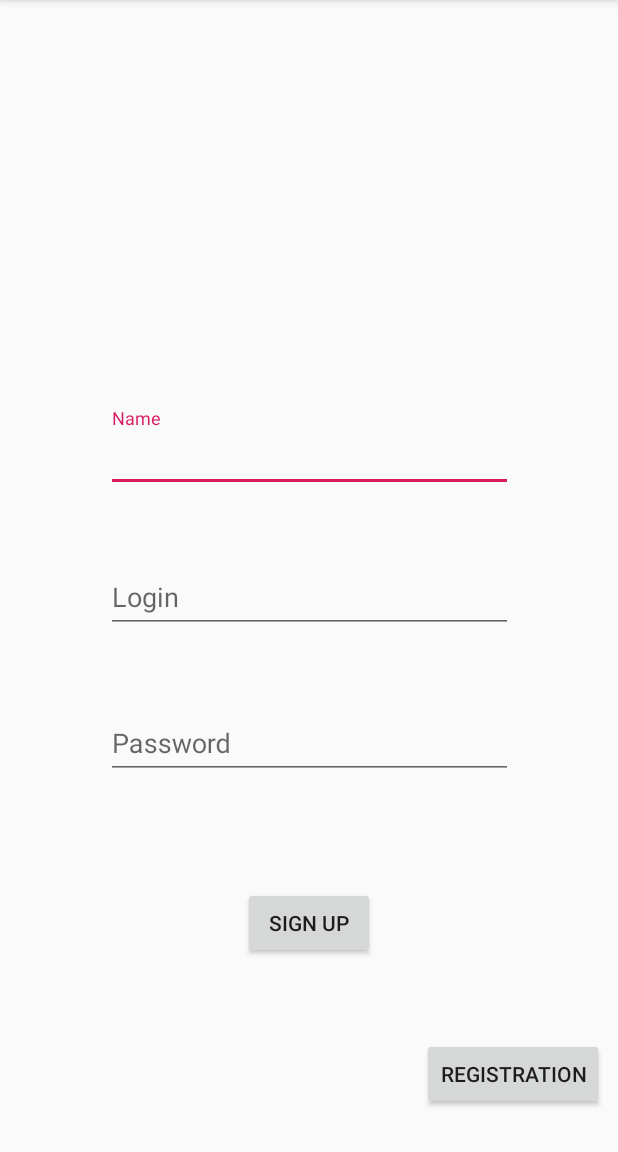
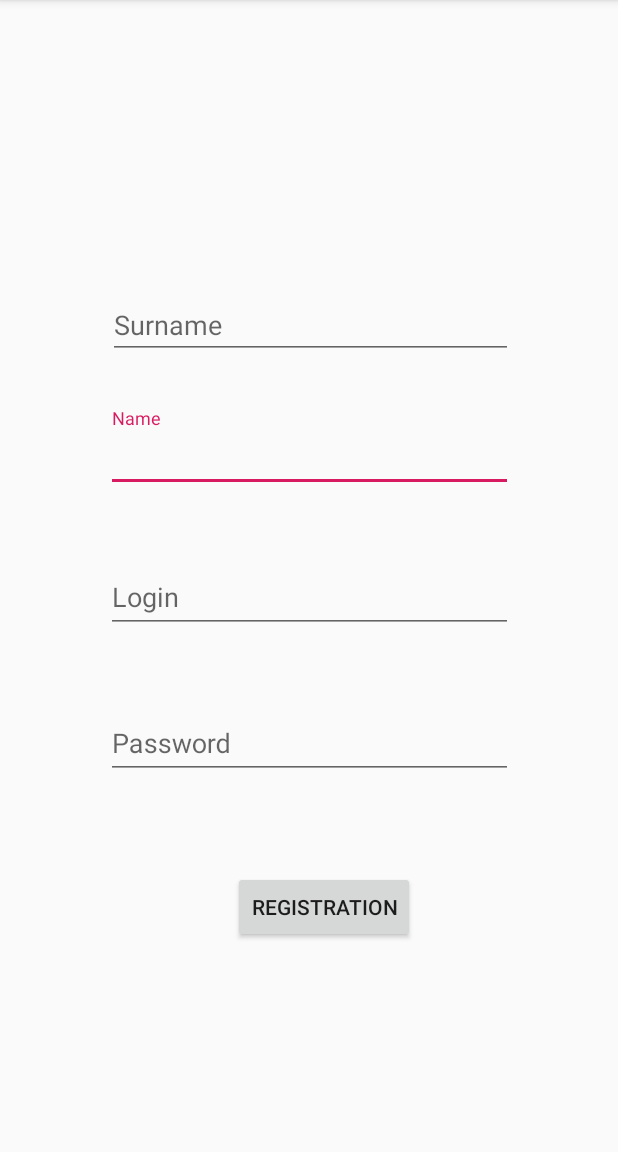
Before and after one commit to d-makarov-d/LawAgency, an Android app: the RegistrationActivity screen opened directly, with no data from a screen before it, after a tap on "REGISTRATION", on a phone screen of 412 x 824 dp, the part 84-1236 px from its top. Run offline under Robolectric (Android 15) with nearby library versions, the phone set to English and light mode, and no system bars; our stand-ins replace Firebase (no records; nobody signed in at launch, a user with empty details on screens opened directly).

Commit message:
Added login and registration

```diff
--- a/app/src/main/java/com/example/lawagency/MainActivity.java
+++ b/app/src/main/java/com/example/lawagency/MainActivity.java
@@ -33,7 +33,7 @@ public class MainActivity extends AppCompatActivity {
         client.setOnClickListener(new View.OnClickListener() {
             @Override
             public void onClick(View v) {
-                Intent intent = new Intent(MainActivity.this, RegistrationActivity.class);
+                Intent intent = new Intent(MainActivity.this, LoginActivity.class);
                 startActivity(intent);
                 finish();
             }
--- a/app/src/main/java/com/example/lawagency/RegistrationActivity.java
+++ b/app/src/main/java/com/example/lawagency/RegistrationActivity.java
@@ -15,15 +15,20 @@ import com.google.android.material.textfield.TextInputLayout;
 import com.google.firebase.auth.AuthResult;
 import com.google.firebase.auth.FirebaseAuth;
 import com.google.firebase.auth.FirebaseUser;
+import com.google.firebase.auth.UserProfileChangeRequest;
+import com.google.firebase.firestore.FirebaseFirestore;
+
+import java.util.HashMap;
+import java.util.Map;
 
 public class RegistrationActivity extends AppCompatActivity implements View.OnClickListener {
 
     private FirebaseAuth mAuth;
     private FirebaseAuth.AuthStateListener mAuthListener;
 
-    private TextInputLayout ti_name, ti_login, ti_password;
-    private TextInputEditText tie_name,tie_password, tie_login;
-    private Button button_sign_up, button_registration;
+    private TextInputLayout ti_name, ti_login, ti_password, ti_surname;
+    private TextInputEditText tie_name,tie_password, tie_login, tie_surname;
+    private Button button_registration;
 
     @Override
     protected void onCreate(Bundle savedInstanceState) {
@@ -48,12 +53,14 @@ public class RegistrationActivity extends AppCompatActivity implements View.OnCl
         ti_login = (TextInputLayout)findViewById(R.id.TI_login);
         ti_password = (TextInputLayout)findViewById(R.id.TI_password);
         ti_name = (TextInputLayout)findViewById(R.id.TI_name);
+        ti_surname = (TextInputLayout)findViewById(R.id.TI_surname);
 
         tie_name = (TextInputEditText)findViewById(R.id.TIE_name);
         tie_login = (TextInputEditText)findViewById(R.id.TIE_login);
         tie_password = (TextInputEditText) findViewById(R.id.TIE_password);
+        tie_surname = (TextInputEditText)findViewById(R.id.TIE_surname);
         button_registration = (Button)findViewById(R.id.button_registration);
-        button_sign_up = (Button)findViewById(R.id.button_sign_in);
+       // button_sign_up = (Button)findViewById(R.id.button_sign_in);
 
         //button_sign_up.setOnClickListener(this);
         //button_registration.setOnClickListener(this);
@@ -61,37 +68,61 @@ public class RegistrationActivity extends AppCompatActivity implements View.OnCl
 
     @Override
     public void onClick(View view ) {
-        if (view.getId() == R.id.button_sign_up){
-            signing(tie_login.getText().toString(), tie_password.getText().toString());
-
-        }
-        else if (view.getId() == R.id.button_registration){
-            registration(tie_login.getText().toString(), tie_password.getText().toString());
+//        if (view.getId() == R.id.button_sign_up){
+//            signing(tie_login.getText().toString(), tie_password.getText().toString());
+//
+//        }
+        if (view.getId() == R.id.button_registration){
+            registration(tie_login.getText().toString(), tie_password.getText().toString(),
+                    tie_name.getText().toString(), tie_surname.getText().toString());
         }
     }
 
-    public void signing(String email, String password){
-        mAuth.signInWithEmailAndPassword(email, password).addOnCompleteListener(this, new OnCompleteListener<AuthResult>() {
-            @Override
-            public void onComplete(@NonNull Task<AuthResult> task) {
-                if (task.isSuccessful()) {
-                    Toast.makeText(RegistrationActivity.this, "Авторизация успешна", Toast.LENGTH_SHORT).show();
-                }
-                else
-                    Toast.makeText(RegistrationActivity.this, "Авторизация провалена", Toast.LENGTH_SHORT).show();
-            }
-        });
-    }
+//    public void signing(String email, String password){
+//        mAuth.signInWithEmailAndPassword(email, password).addOnCompleteListener(this, new OnCompleteListener<AuthResult>() {
+//            @Override
+//            public void onComplete(@NonNull Task<AuthResult> task) {
+//                if (task.isSuccessful()) {
+//                    Toast.makeText(RegistrationActivity.this, "Авторизация успешна", Toast.LENGTH_SHORT).show();
+//                }
+//                else
+//                    Toast.makeText(RegistrationActivity.this, "Авторизация провалена", Toast.LENGTH_SHORT).show();
+//            }
+//        });
+//    }
 
-    public void registration(String email, String password){
+    public void registration(final String email, final String password, final String name, final String surname){
        mAuth.createUserWithEmailAndPassword(email, password).addOnCompleteListener(this, new OnCompleteListener<AuthResult>() {
            @Override
            public void onComplete(@NonNull Task<AuthResult> task) {
                if(task.isSuccessful()){
                    Toast.makeText(RegistrationActivity.this, "Регистрация успешна", Toast.LENGTH_SHORT).show();
+                   updateInfo(email, name, surname, mAuth.getCurrentUser());
                } else
                    Toast.makeText(RegistrationActivity.this, "Регистрация провалена", Toast.LENGTH_SHORT).show();
            }
        });
     }
+
+    private void updateInfo(String email, String name, String surname, FirebaseUser currentUser) {
+        FirebaseFirestore db = FirebaseFirestore.getInstance();
+        Map<String, Object> user=new HashMap<>();
+        user.put("Email", email);
+        user.put("Name", name);
+        user.put("Surname", surname);
+        db.collection("Admin").document(email).set(user);
+
+        UserProfileChangeRequest profileUpdate = new UserProfileChangeRequest.Builder()
+                .setDisplayName(name).build();
+        currentUser.updateProfile(profileUpdate).addOnCompleteListener(new OnCompleteListener<Void>() {
+            @Override
+            public void onComplete(@NonNull Task<Void> task) {
+
+                //user info updated successfully
+                //updateUI(type);
+
+            }
+        });
+
+    }
 }
--- a/app/src/main/res/layout/activity_registration.xml
+++ b/app/src/main/res/layout/activity_registration.xml
@@ -73,36 +73,42 @@
     </com.google.android.material.textfield.TextInputLayout>
 
     <Button
-        android:id="@+id/button_sign_up"
-        android:layout_width="wrap_content"
-        android:layout_height="wrap_content"
-        android:layout_marginStart="161dp"
-        android:layout_marginLeft="161dp"
-        android:layout_marginTop="41dp"
-        android:layout_marginEnd="162dp"
-        android:layout_marginRight="162dp"
-        android:layout_marginBottom="120dp"
-        android:text="Sign up"
-        app:layout_constraintBottom_toBottomOf="parent"
-        app:layout_constraintEnd_toEndOf="parent"
-        app:layout_constraintStart_toStartOf="parent"
-        app:layout_constraintTop_toBottomOf="@+id/TI_password"
-        android:onClick="onClick"/>
-
-    <Button
         android:id="@+id/button_registration"
         android:layout_width="wrap_content"
         android:layout_height="wrap_content"
-        android:layout_marginStart="297dp"
-        android:layout_marginLeft="297dp"
-        android:layout_marginTop="142dp"
-        android:layout_marginEnd="26dp"
-        android:layout_marginRight="26dp"
-        android:layout_marginBottom="19dp"
+        android:layout_marginStart="155dp"
+        android:layout_marginLeft="155dp"
+        android:layout_marginTop="38dp"
+        android:layout_marginEnd="135dp"
+        android:layout_marginRight="135dp"
+        android:layout_marginBottom="138dp"
+        android:onClick="onClick"
         android:text="Registration"
         app:layout_constraintBottom_toBottomOf="parent"
         app:layout_constraintEnd_toEndOf="parent"
         app:layout_constraintStart_toStartOf="parent"
-        app:layout_constraintTop_toBottomOf="@+id/TI_password"
-        android:onClick="onClick"/>
+        app:layout_constraintTop_toBottomOf="@+id/TI_password" />
+
+    <com.google.android.material.textfield.TextInputLayout
+        android:id="@+id/TI_surname"
+        android:layout_width="270dp"
+        android:layout_height="53dp"
+        android:layout_marginStart="71dp"
+        android:layout_marginLeft="71dp"
+        android:layout_marginTop="177dp"
+        android:layout_marginEnd="70dp"
+        android:layout_marginRight="70dp"
+        android:layout_marginBottom="24dp"
+        app:layout_constraintBottom_toTopOf="@+id/TI_name"
+        app:layout_constraintEnd_toEndOf="parent"
+        app:layout_constraintStart_toStartOf="parent"
+        app:layout_constraintTop_toTopOf="parent">
+
+        <com.google.android.material.textfield.TextInputEditText
+            android:id="@+id/TIE_surname"
+            android:layout_width="match_parent"
+            android:layout_height="wrap_content"
+            android:hint="Surname" />
+    </com.google.android.material.textfield.TextInputLayout>
+
 </androidx.constraintlayout.widget.ConstraintLayout>
--- a/build.gradle
+++ b/build.gradle
@@ -8,7 +8,7 @@ buildscript {
     }
     dependencies {
         classpath 'com.android.tools.build:gradle:3.5.3'
-        classpath 'com.google.gms:google-services:4.2.0'
+        classpath 'com.google.gms:google-services:4.3.3'
 
         // NOTE: Do not place your application dependencies here; they belong
         // in the individual module build.gradle files
```
Also changed, not shown: app/build.gradle (+77 -6 lines), app/src/main/java/com/example/lawagency/LoginActivity.java (+49 -7 lines), app/src/main/res/layout/activity_login.xml (+19 -2 lines), 1 other file.
